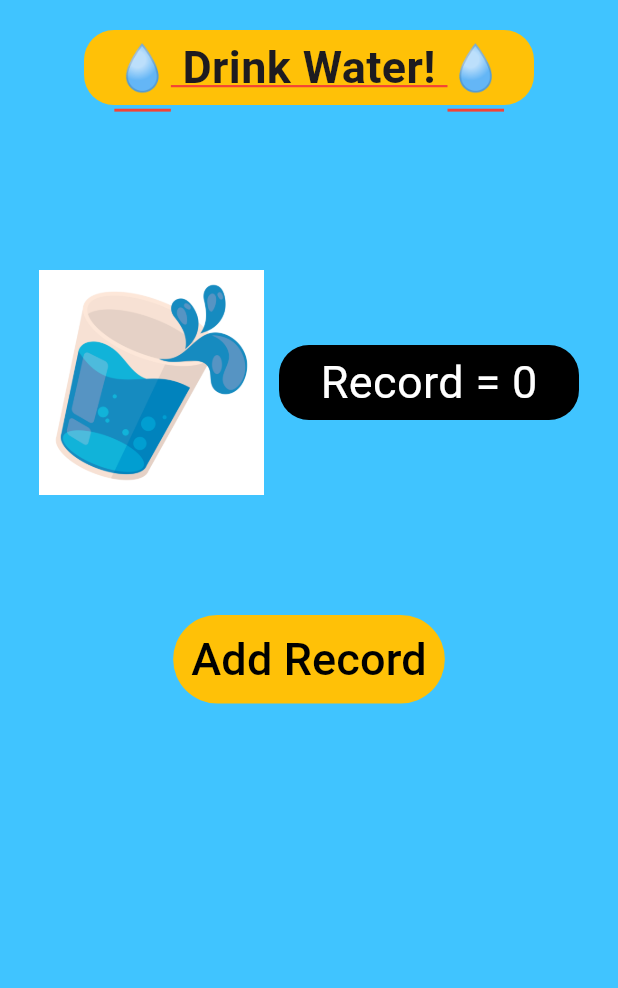
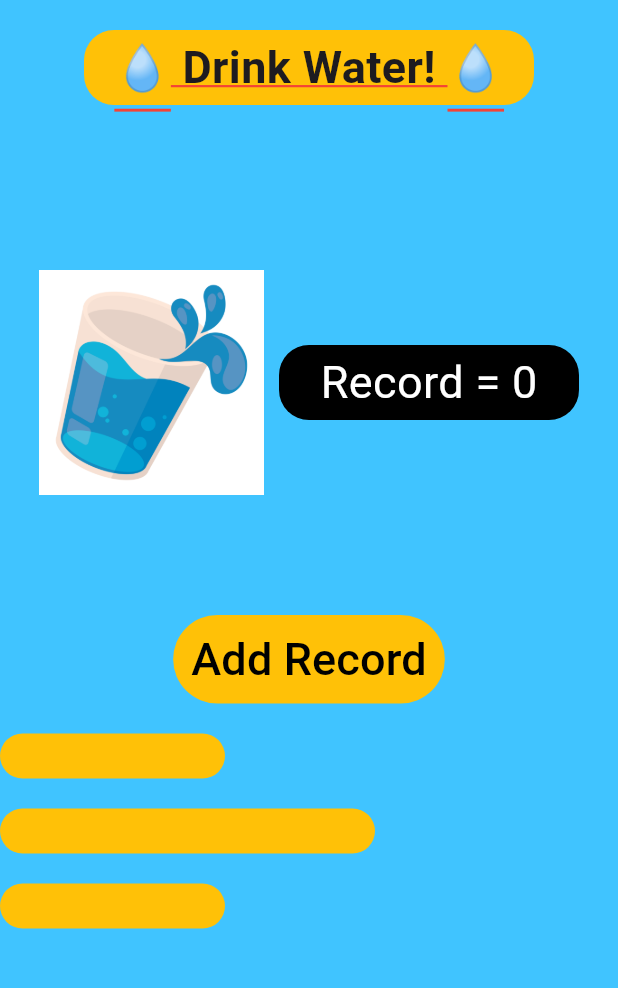
Before and after one commit to moeinhe83/Flutter_CounterApp, a Flutter app: the screen it shows after launch, on a phone screen of 412 x 824 dp, the part 84-1072 px from its top. Run offline on Flutter 3.47's test engine with Material 3 defaults, Android fonts, the phone set to English and light mode, and no system bars.

Commit message:
Update Style Software

```diff
--- a/lib/main.dart
+++ b/lib/main.dart
@@ -138,6 +138,48 @@ class _HomePageState extends State<HomePage> {
               style: TextStyle(color: Colors.black, fontSize: 30),
             ),
           ),
+          SizedBox(height: 20),
+          Row(
+            mainAxisAlignment: MainAxisAlignment.spaceBetween,
+            children: <Widget>[
+              Container(
+                height: 30,
+                width: 150,
+                decoration: BoxDecoration(
+                  color: Colors.amber,
+                  borderRadius: BorderRadius.circular(20),
+                ),
+              ),
+            ],
+          ),
+          SizedBox(height: 20),
+          Row(
+            mainAxisAlignment: MainAxisAlignment.spaceBetween,
+            children: <Widget>[
+              Container(
+                height: 30,
+                width: 250,
+                decoration: BoxDecoration(
+                  color: Colors.amber,
+                  borderRadius: BorderRadius.circular(20),
+                ),
+              ),
+            ],
+          ),
+          SizedBox(height: 20),
+          Row(
+            mainAxisAlignment: MainAxisAlignment.spaceBetween,
+            children: <Widget>[
+              Container(
+                height: 30,
+                width: 150,
+                decoration: BoxDecoration(
+                  color: Colors.amber,
+                  borderRadius: BorderRadius.circular(20),
+                ),
+              ),
+            ],
+          ),
         ],
       ),
     );
```
